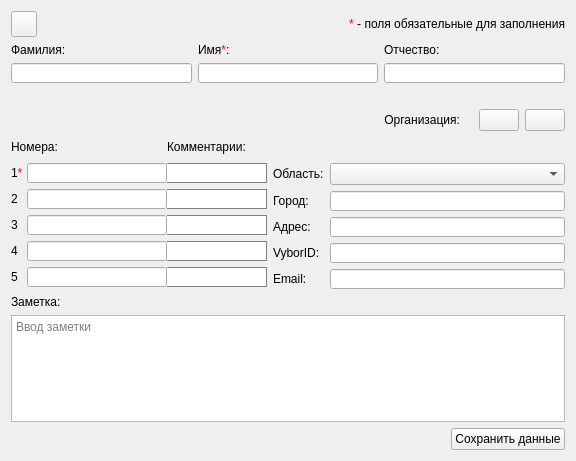
Above: src/EditContactDialog.ui from okostynchuk/Outcall before the change. Below: the same form after it.
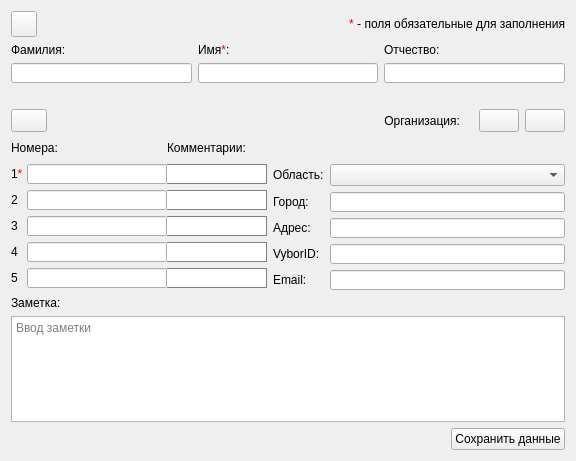
That is the form after the change. Icons and pictures are not drawn.

Commit message: added button to Edit contact dialogs

Patch:
```diff
--- a/src/EditContactDialog.ui
+++ b/src/EditContactDialog.ui
@@ -21,23 +21,6 @@
    <item row="1" column="0">
     <layout class="QGridLayout" name="gridLayout_4">
      <item row="0" column="1">
-      <widget class="QLabel" name="label_7">
-       <property name="text">
-        <string>Организация:</string>
-       </property>
-       <property name="alignment">
-        <set>Qt::AlignRight|Qt::AlignTrailing|Qt::AlignVCenter</set>
-       </property>
-      </widget>
-     </item>
-     <item row="0" column="2">
-      <widget class="QLabel" name="label_org">
-       <property name="text">
-        <string/>
-       </property>
-      </widget>
-     </item>
-     <item row="0" column="0">
       <spacer name="horizontalSpacer_2">
        <property name="orientation">
         <enum>Qt::Horizontal</enum>
@@ -50,7 +33,24 @@
        </property>
       </spacer>
      </item>
+     <item row="0" column="2">
+      <widget class="QLabel" name="label_7">
+       <property name="text">
+        <string>Организация:</string>
+       </property>
+       <property name="alignment">
+        <set>Qt::AlignRight|Qt::AlignTrailing|Qt::AlignVCenter</set>
+       </property>
+      </widget>
+     </item>
      <item row="0" column="3">
+      <widget class="QLabel" name="label_org">
+       <property name="text">
+        <string/>
+       </property>
+      </widget>
+     </item>
+     <item row="0" column="4">
       <widget class="QPushButton" name="deleteOrgButton">
        <property name="maximumSize">
         <size>
@@ -87,7 +87,7 @@
        </property>
       </widget>
      </item>
-     <item row="0" column="4">
+     <item row="0" column="5">
       <widget class="QPushButton" name="addOrgButton">
        <property name="maximumSize">
         <size>
@@ -119,6 +119,41 @@
        </property>
       </widget>
      </item>
+     <item row="0" column="0">
+      <widget class="QPushButton" name="phoneOrderButton">
+       <property name="minimumSize">
+        <size>
+         <width>36</width>
+         <height>23</height>
+        </size>
+       </property>
+       <property name="maximumSize">
+        <size>
+         <width>36</width>
+         <height>23</height>
+        </size>
+       </property>
+       <property name="toolTip">
+        <string>Изменить порядок номеров</string>
+       </property>
+       <property name="text">
+        <string/>
+       </property>
+       <property name="icon">
+        <iconset resource="images.qrc">
+         <normaloff>:/images/phoneOrder.png</normaloff>:/images/phoneOrder.png</iconset>
+       </property>
+       <property name="iconSize">
+        <size>
+         <width>26</width>
+         <height>26</height>
+        </size>
+       </property>
+       <property name="autoDefault">
+        <bool>false</bool>
+       </property>
+      </widget>
+     </item>
     </layout>
    </item>
    <item row="0" column="0">
@@ -494,7 +529,7 @@
       </layout>
      </item>
      <item row="0" column="0">
-      <layout class="QGridLayout" name="gridLayout_2" columnminimumwidth="16,0,0,0">
+      <layout class="QGridLayout" name="gridLayout_2" columnminimumwidth="16,0,0,0,0">
        <property name="horizontalSpacing">
         <number>0</number>
        </property>
@@ -511,19 +546,6 @@
          </property>
         </widget>
        </item>
-       <item row="0" column="2">
-        <widget class="QLabel" name="label_8">
-         <property name="minimumSize">
-          <size>
-           <width>0</width>
-           <height>20</height>
-          </size>
-         </property>
-         <property name="text">
-          <string>Комментарии:</string>
-         </property>
-        </widget>
-       </item>
        <item row="1" column="0">
         <widget class="QLabel" name="label_6">
          <property name="minimumSize">
@@ -562,22 +584,6 @@
          </property>
         </widget>
        </item>
-       <item row="1" column="2">
-        <widget class="QLineEdit" name="firstNumberComment">
-         <property name="minimumSize">
-          <size>
-           <width>100</width>
-           <height>20</height>
-          </size>
-         </property>
-         <property name="styleSheet">
-          <string notr="true">* {
-border: 1px solid gray;
-border-left: none;
-}</string>
-         </property>
-        </widget>
-       </item>
        <item row="2" column="0">
         <widget class="QLabel" name="label_28">
          <property name="minimumSize">
@@ -604,22 +610,6 @@
          </property>
         </widget>
        </item>
-       <item row="2" column="2">
-        <widget class="QLineEdit" name="secondNumberComment">
-         <property name="minimumSize">
-          <size>
-           <width>100</width>
-           <height>20</height>
-          </size>
-         </property>
-         <property name="styleSheet">
-          <string notr="true">* {
-border: 1px solid gray;
-border-left: none;
-}</string>
-         </property>
-        </widget>
-       </item>
        <item row="2" column="1">
         <widget class="QLineEdit" name="secondNumber">
          <property name="sizePolicy">
@@ -670,38 +660,6 @@
          </property>
         </widget>
        </item>
-       <item row="3" column="2">
-        <widget class="QLineEdit" name="thirdNumberComment">
-         <property name="minimumSize">
-          <size>
-           <width>100</width>
-           <height>20</height>
-          </size>
-         </property>
-         <property name="styleSheet">
-          <string notr="true">* {
-border: 1px solid gray;
-border-left: none;
-}</string>
-         </property>
-        </widget>
-       </item>
-       <item row="5" column="2">
-        <widget class="QLineEdit" name="fifthNumberComment">
-         <property name="minimumSize">
-          <size>
-           <width>100</width>
-           <height>20</height>
-          </size>
-         </property>
-         <property name="styleSheet">
-          <string notr="true">* {
-border: 1px solid gray;
-border-left: none;
-}</string>
-         </property>
-        </widget>
-       </item>
        <item row="4" column="1">
         <widget class="QLineEdit" name="fourthNumber">
          <property name="sizePolicy">
@@ -727,22 +685,6 @@
          </property>
         </widget>
        </item>
-       <item row="4" column="2">
-        <widget class="QLineEdit" name="fourthNumberComment">
-         <property name="minimumSize">
-          <size>
-           <width>100</width>
-           <height>20</height>
-          </size>
-         </property>
-         <property name="styleSheet">
-          <string notr="true">* {
-border: 1px solid gray;
-border-left: none;
-}</string>
-         </property>
-        </widget>
-       </item>
        <item row="5" column="0">
         <widget class="QLabel" name="label_33">
          <property name="minimumSize">
@@ -794,7 +736,7 @@
          </property>
         </widget>
        </item>
-       <item row="6" column="0" colspan="3">
+       <item row="6" column="0" colspan="4">
         <spacer name="verticalSpacer">
          <property name="orientation">
           <enum>Qt::Vertical</enum>
@@ -807,7 +749,7 @@
          </property>
         </spacer>
        </item>
-       <item row="0" column="3" rowspan="6">
+       <item row="0" column="4" rowspan="6">
         <spacer name="horizontalSpacer">
          <property name="orientation">
           <enum>Qt::Horizontal</enum>
@@ -820,6 +762,99 @@
          </property>
         </spacer>
        </item>
+       <item row="1" column="2" colspan="2">
+        <widget class="QLineEdit" name="firstNumberComment">
+         <property name="minimumSize">
+          <size>
+           <width>100</width>
+           <height>20</height>
+          </size>
+         </property>
+         <property name="styleSheet">
+          <string notr="true">* {
+border: 1px solid gray;
+border-left: none;
+}</string>
+         </property>
+        </widget>
+       </item>
+       <item row="2" column="2" colspan="2">
+        <widget class="QLineEdit" name="secondNumberComment">
+         <property name="minimumSize">
+          <size>
+           <width>100</width>
+           <height>20</height>
+          </size>
+         </property>
+         <property name="styleSheet">
+          <string notr="true">* {
+border: 1px solid gray;
+border-left: none;
+}</string>
+         </property>
+        </widget>
+       </item>
+       <item row="3" column="2" colspan="2">
+        <widget class="QLineEdit" name="thirdNumberComment">
+         <property name="minimumSize">
+          <size>
+           <width>100</width>
+           <height>20</height>
+          </size>
+         </property>
+         <property name="styleSheet">
+          <string notr="true">* {
+border: 1px solid gray;
+border-left: none;
+}</string>
+         </property>
+        </widget>
+       </item>
+       <item row="4" column="2" colspan="2">
+        <widget class="QLineEdit" name="fourthNumberComment">
+         <property name="minimumSize">
+          <size>
+           <width>100</width>
+           <height>20</height>
+          </size>
+         </property>
+         <property name="styleSheet">
+          <string notr="true">* {
+border: 1px solid gray;
+border-left: none;
+}</string>
+         </property>
+        </widget>
+       </item>
+       <item row="5" column="2" colspan="2">
+        <widget class="QLineEdit" name="fifthNumberComment">
+         <property name="minimumSize">
+          <size>
+           <width>100</width>
+           <height>20</height>
+          </size>
+         </property>
+         <property name="styleSheet">
+          <string notr="true">* {
+border: 1px solid gray;
+border-left: none;
+}</string>
+         </property>
+        </widget>
+       </item>
+       <item row="0" column="2" colspan="2">
+        <widget class="QLabel" name="label_8">
+         <property name="minimumSize">
+          <size>
+           <width>0</width>
+           <height>20</height>
+          </size>
+         </property>
+         <property name="text">
+          <string>Комментарии:</string>
+         </property>
+        </widget>
+       </item>
       </layout>
      </item>
     </layout>
```
The commit also changes 5 other files.
